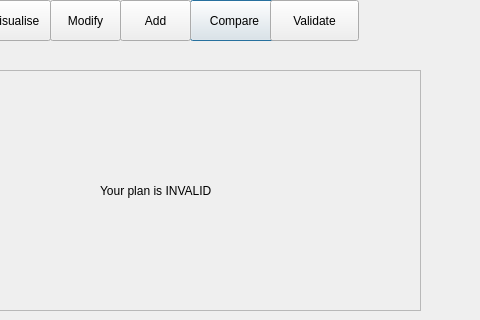
Qt form invalidplan.ui (ariannabettin/FYPArianna) before a commit; both pictures show x 160 to 640 and y 0 to 320 of the 640 by 480 pixel window.
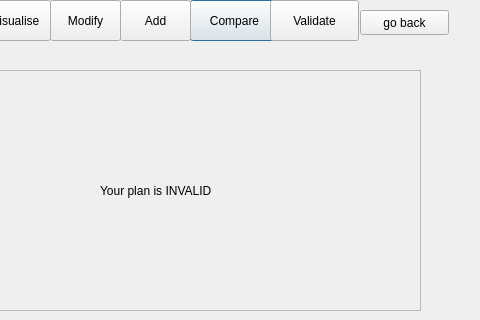
The same form after that commit.

Patch:
```diff
--- a/invalidplan.ui
+++ b/invalidplan.ui
@@ -159,7 +159,7 @@
     <string>Modify</string>
    </property>
   </widget>
-  <widget class="QWidget" name="">
+  <widget class="QWidget" name="layoutWidget">
    <property name="geometry">
     <rect>
      <x>60</x>
@@ -196,6 +196,19 @@
     </item>
    </layout>
   </widget>
+  <widget class="QPushButton" name="backButton">
+   <property name="geometry">
+    <rect>
+     <x>520</x>
+     <y>10</y>
+     <width>89</width>
+     <height>25</height>
+    </rect>
+   </property>
+   <property name="text">
+    <string>go back</string>
+   </property>
+  </widget>
  </widget>
  <resources/>
  <connections/>
```
